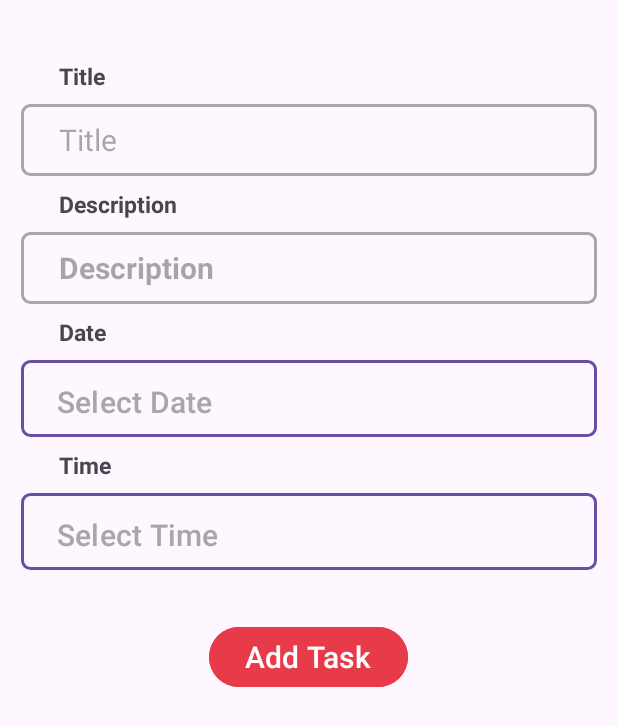
After one commit to bisma-im/CODSOFT, an Android app: the NewTask screen opened directly, with no data from a screen before it, on a phone screen of 412 x 824 dp. The commit adds this screen. Shown: the top 726 px of the screen. Run offline under Robolectric (Android 15) with nearby library versions, the phone set to English and light mode, and no system bars.

Commit message:
New Task Activity

```diff
--- /dev/null
+++ b/app/src/main/java/com/example/codsoft/NewTask.java
@@ -0,0 +1,66 @@
+package com.example.codsoft;
+import androidx.appcompat.app.AppCompatActivity;
+
+import android.app.DatePickerDialog;
+import android.app.TimePickerDialog;
+import android.os.Bundle;
+import android.view.View;
+import android.widget.Button;
+import android.widget.DatePicker;
+import android.widget.EditText;
+import android.widget.TimePicker;
+
+public class NewTask extends AppCompatActivity {
+
+    EditText title;
+    EditText description;
+    Button date;
+    Button time;
+    Button addTask;
+    @Override
+    protected void onCreate(Bundle savedInstanceState) {
+        super.onCreate(savedInstanceState);
+        setContentView(R.layout.activity_new_task);
+        title = findViewById(R.id.title);
+        description = findViewById(R.id.description);
+        date = findViewById(R.id.date);
+        time = findViewById(R.id.time);
+        addTask =findViewById(R.id.addTask);
+
+        date.setOnClickListener(new View.OnClickListener() {
+            @Override
+            public void onClick(View v) {
+                openDateDialog();
+            }
+        });
+
+        time.setOnClickListener(new View.OnClickListener() {
+            @Override
+            public void onClick(View v) {
+                openTimeDialog();
+            }
+        });
+    }
+
+    private void openTimeDialog() {
+        TimePickerDialog timePickerDialog = new TimePickerDialog(this, new TimePickerDialog.OnTimeSetListener() {
+            @Override
+            public void onTimeSet(TimePicker view, int hourOfDay, int minute) {
+                String newTime = hourOfDay+":" + minute;
+                time.setText(newTime);
+            }
+        },6, 37, true);
+        timePickerDialog.show();
+    }
+
+    private void openDateDialog() {
+        DatePickerDialog datePickerDialog = new DatePickerDialog(this, new DatePickerDialog.OnDateSetListener() {
+            @Override
+            public void onDateSet(DatePicker view, int year, int month, int dayOfMonth) {
+                String newDate = dayOfMonth +"/" +(month+1) + "/" + year;
+                date.setText(newDate);
+            }
+        }, 2023, 12, 16);
+        datePickerDialog.show();
+    }
+}
--- /dev/null
+++ b/app/src/main/res/drawable/custm_edit_text.xml
@@ -0,0 +1,14 @@
+<?xml version="1.0" encoding="utf-8"?>
+<selector xmlns:android="http://schemas.android.com/apk/res/android">
+    <item>
+
+        <shape android:shape ="rectangle">
+            <solid android:color ="#00000000"/>
+            <corners android:radius="5dp"/>
+            <stroke
+                android:width="2dp"
+                android:color="#a9a6a9"/>
+        </shape>
+    </item>
+
+</selector>
--- /dev/null
+++ b/app/src/main/res/layout/activity_new_task.xml
@@ -0,0 +1,119 @@
+<?xml version="1.0" encoding="utf-8"?>
+<LinearLayout xmlns:android="http://schemas.android.com/apk/res/android"
+    xmlns:app="http://schemas.android.com/apk/res-auto"
+    xmlns:tools="http://schemas.android.com/tools"
+    android:layout_width="match_parent"
+    android:layout_height="match_parent"
+    android:orientation="vertical"
+    android:padding="10dp"
+    tools:context=".NewTask">
+
+    <TextView
+        android:id="@+id/textView2"
+        android:layout_marginTop="30dp"
+        android:layout_width="match_parent"
+        android:layout_height="wrap_content"
+        android:layout_marginLeft="4dp"
+        android:layout_marginRight="4dp"
+        android:layout_marginBottom="4dp"
+        android:paddingLeft="25dp"
+        android:paddingRight="25dp"
+        android:textSize="15sp"
+        android:textStyle="bold"
+        android:text="Title" />
+
+    <EditText
+        android:id="@+id/title"
+        android:layout_width="match_parent"
+        android:layout_height="48dp"
+        android:inputType="text"
+        android:layout_margin="4dp"
+        android:paddingLeft="25dp"
+        android:paddingRight="25dp"
+        android:background="@drawable/custm_edit_text"
+        android:textSize="20sp"
+        android:hint="Title"/>
+
+    <TextView
+        android:id="@+id/textView3"
+        android:layout_width="match_parent"
+        android:layout_margin="4dp"
+        android:layout_height="wrap_content"
+        android:paddingLeft="25dp"
+        android:paddingRight="25dp"
+        android:textSize="15sp"
+        android:textStyle="bold"
+        android:text="Description" />
+
+    <EditText
+        android:id="@+id/description"
+        android:layout_width="match_parent"
+        android:layout_height="48dp"
+        android:inputType="text"
+        android:paddingLeft="25dp"
+        android:paddingRight="25dp"
+        android:layout_margin="4dp"
+        android:textSize="20sp"
+        android:textStyle="bold"
+        android:background="@drawable/custm_edit_text"
+        android:hint="Description"/>
+
+    <TextView
+        android:id="@+id/textView4"
+        android:layout_width="match_parent"
+        android:layout_margin="4dp"
+        android:layout_height="wrap_content"
+        android:paddingLeft="25dp"
+        android:paddingRight="25dp"
+        android:textSize="15sp"
+        android:textStyle="bold"
+        android:text="Date" />
+
+    <Button
+        android:id="@+id/date"
+        android:layout_width="match_parent"
+        android:layout_height="wrap_content"
+        android:layout_margin="4dp"
+        android:background="@drawable/custm_edit_text"
+        android:textColor="#a9a6a9"
+        android:paddingTop="10dp"
+        android:textSize="20sp"
+        android:gravity="left"
+        android:text="Select Date" />
+    <TextView
+        android:id="@+id/textView5"
+        android:layout_width="match_parent"
+        android:layout_margin="4dp"
+        android:layout_height="wrap_content"
+        android:paddingLeft="25dp"
+        android:paddingRight="25dp"
+        android:textSize="15sp"
+        android:textStyle="bold"
+        android:text="Time" />
+
+    <Button
+        android:id="@+id/time"
+        android:layout_width="match_parent"
+        android:layout_height="wrap_content"
+        android:layout_margin="4dp"
+        android:textColor="#a9a6a9"
+        android:paddingTop="10dp"
+        android:textSize="20sp"
+        android:gravity="left"
+        android:background="@drawable/custm_edit_text"
+        android:text="Select Time" />
+
+    <Button
+        android:id="@+id/addTask"
+        android:layout_width="wrap_content"
+        android:layout_height="wrap_content"
+        android:layout_gravity="bottom|center"
+        android:layout_marginTop="30dp"
+        android:layout_marginLeft="4dp"
+        android:layout_marginRight="4dp"
+        android:layout_marginBottom="4dp"
+        android:textSize="20sp"
+        android:backgroundTint="#e83b49"
+        android:textColor="@color/white"
+        android:text="Add Task" />
+</LinearLayout>
```
Also changed, not shown: app/src/main/AndroidManifest.xml (+2 -11 lines), app/src/main/java/com/example/codsoft/HomePage.java (+11 -1 lines), app/src/main/java/com/example/codsoft/Task.java (+46 -7 lines).
